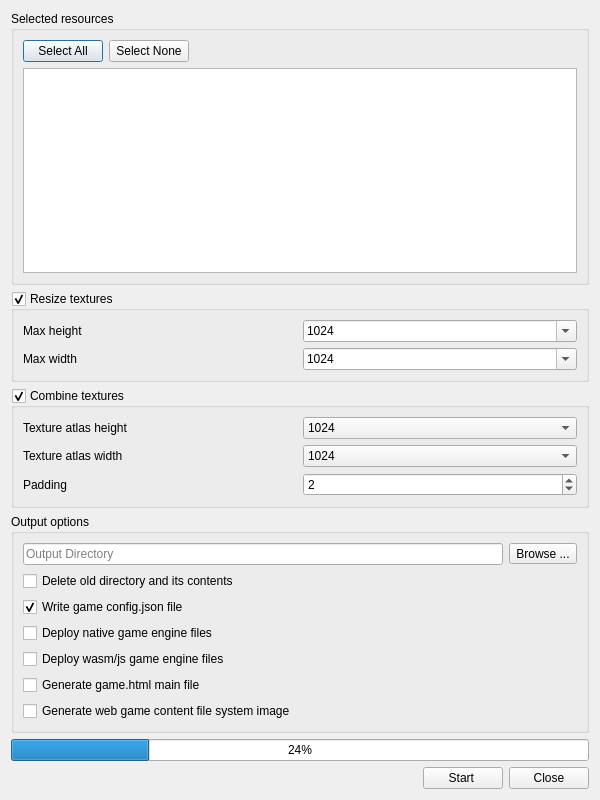
Above: editor/gui/dlgpackage.ui from ensisoft/detonator before the change. Below: the same form after it.
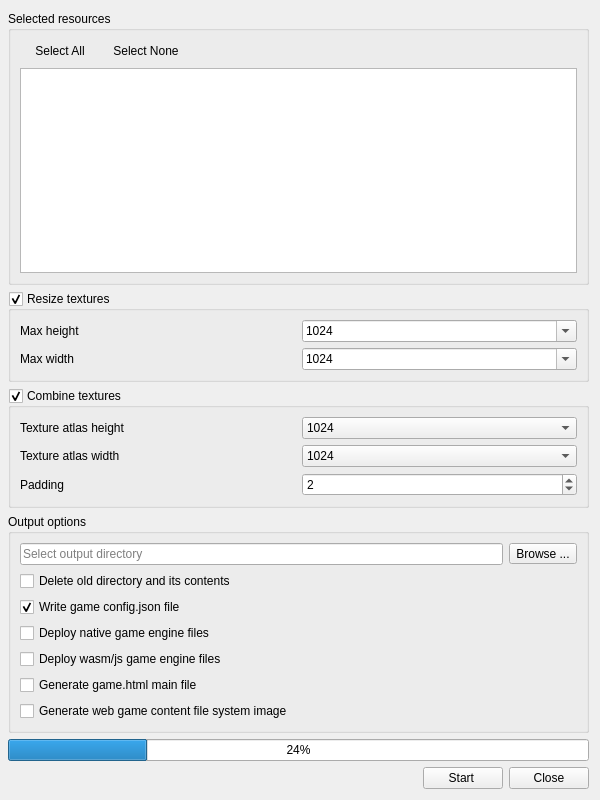
That is the form after the change. Icons and pictures are not drawn.

Commit message:
Refresh package project dialog in editor with visual changes
Refresh package project dialog in editor with visual changes.

The edit to the form file:
```diff
--- a/editor/gui/dlgpackage.ui
+++ b/editor/gui/dlgpackage.ui
@@ -18,11 +18,17 @@
     <normaloff>:/16x16_ico_png/package.png</normaloff>:/16x16_ico_png/package.png</iconset>
   </property>
   <layout class="QVBoxLayout" name="verticalLayout_3">
+   <property name="leftMargin">
+    <number>8</number>
+   </property>
    <item>
     <widget class="QGroupBox" name="groupBox">
      <property name="title">
       <string>Selected resources</string>
      </property>
+     <property name="flat">
+      <bool>true</bool>
+     </property>
      <layout class="QVBoxLayout" name="verticalLayout_2">
       <item>
        <layout class="QHBoxLayout" name="horizontalLayout_3">
@@ -31,6 +37,9 @@
           <property name="text">
            <string>Select All</string>
           </property>
+          <property name="flat">
+           <bool>true</bool>
+          </property>
          </widget>
         </item>
         <item>
@@ -38,6 +47,9 @@
           <property name="text">
            <string>Select None</string>
           </property>
+          <property name="flat">
+           <bool>true</bool>
+          </property>
          </widget>
         </item>
         <item>
@@ -66,6 +78,9 @@
      <property name="title">
       <string>Resize textures</string>
      </property>
+     <property name="flat">
+      <bool>true</bool>
+     </property>
      <property name="checkable">
       <bool>true</bool>
      </property>
@@ -202,6 +217,9 @@
      <property name="title">
       <string>Combine textures</string>
      </property>
+     <property name="flat">
+      <bool>true</bool>
+     </property>
      <property name="checkable">
       <bool>true</bool>
      </property>
@@ -352,6 +370,9 @@
      <property name="title">
       <string>Output options</string>
      </property>
+     <property name="flat">
+      <bool>true</bool>
+     </property>
      <layout class="QGridLayout" name="gridLayout_2">
       <item row="3" column="0">
        <widget class="QCheckBox" name="chkCopyNative">
@@ -384,7 +405,7 @@
       <item row="0" column="0">
        <widget class="QLineEdit" name="editOutDir">
         <property name="placeholderText">
-         <string>Output Directory</string>
+         <string>Select output directory</string>
         </property>
        </widget>
       </item>
```
